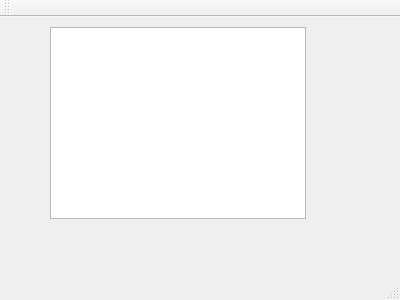
First picture: the form in trikTelemetry/mainwindow.ui, repository qreal/tools, before the edit.
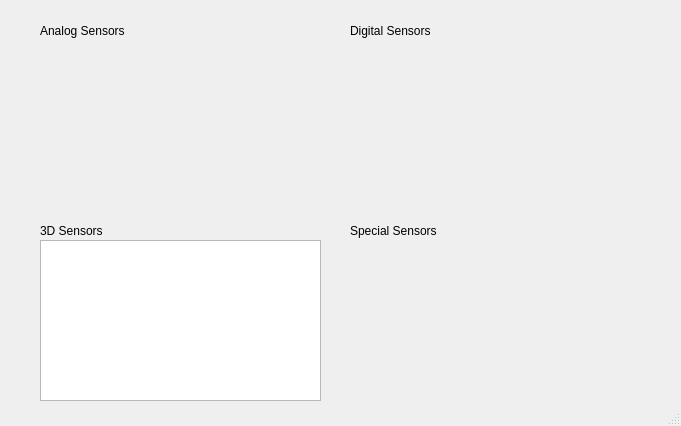
Second picture: the form after the edit. Custom widgets are drawn as their Qt base class.

Commit message: displaying values in table widgets

Diff of the .ui file:
```diff
--- a/trikTelemetry/mainwindow.ui
+++ b/trikTelemetry/mainwindow.ui
@@ -6,46 +6,118 @@
    <rect>
     <x>0</x>
     <y>0</y>
-    <width>400</width>
-    <height>300</height>
+    <width>681</width>
+    <height>426</height>
    </rect>
   </property>
   <property name="windowTitle">
    <string>MainWindow</string>
   </property>
   <widget class="QWidget" name="centralWidget">
-   <widget class="QTextBrowser" name="values">
+   <widget class="QLabel" name="analogSensorsLabel">
     <property name="geometry">
      <rect>
-      <x>50</x>
-      <y>10</y>
-      <width>256</width>
-      <height>192</height>
+      <x>40</x>
+      <y>20</y>
+      <width>151</width>
+      <height>21</height>
      </rect>
     </property>
+    <property name="text">
+     <string>Analog Sensors</string>
+    </property>
    </widget>
-  </widget>
-  <widget class="QMenuBar" name="menuBar">
-   <property name="geometry">
-    <rect>
-     <x>0</x>
-     <y>0</y>
-     <width>400</width>
-     <height>19</height>
-    </rect>
-   </property>
-  </widget>
-  <widget class="QToolBar" name="mainToolBar">
-   <attribute name="toolBarArea">
-    <enum>TopToolBarArea</enum>
-   </attribute>
-   <attribute name="toolBarBreak">
-    <bool>false</bool>
-   </attribute>
+   <widget class="QLabel" name="digitalSensorsLabel">
+    <property name="geometry">
+     <rect>
+      <x>350</x>
+      <y>20</y>
+      <width>151</width>
+      <height>21</height>
+     </rect>
+    </property>
+    <property name="text">
+     <string>Digital Sensors</string>
+    </property>
+   </widget>
+   <widget class="QLabel" name="sensors3dLabel">
+    <property name="geometry">
+     <rect>
+      <x>40</x>
+      <y>220</y>
+      <width>151</width>
+      <height>21</height>
+     </rect>
+    </property>
+    <property name="text">
+     <string>3D Sensors</string>
+    </property>
+   </widget>
+   <widget class="QLabel" name="specialSensorsLabel">
+    <property name="geometry">
+     <rect>
+      <x>350</x>
+      <y>220</y>
+      <width>151</width>
+      <height>21</height>
+     </rect>
+    </property>
+    <property name="text">
+     <string>Special Sensors</string>
+    </property>
+   </widget>
+   <widget class="SensorsList" name="analogSensors" native="true">
+    <property name="geometry">
+     <rect>
+      <x>40</x>
+      <y>40</y>
+      <width>281</width>
+      <height>171</height>
+     </rect>
+    </property>
+   </widget>
+   <widget class="SensorsList" name="digitalSensors" native="true">
+    <property name="geometry">
+     <rect>
+      <x>350</x>
+      <y>40</y>
+      <width>291</width>
+      <height>171</height>
+     </rect>
+    </property>
+   </widget>
+   <widget class="SensorsList" name="specialSensors" native="true">
+    <property name="geometry">
+     <rect>
+      <x>350</x>
+      <y>240</y>
+      <width>291</width>
+      <height>161</height>
+     </rect>
+    </property>
+   </widget>
+   <widget class="QTableWidget" name="sensors3d">
+    <property name="geometry">
+     <rect>
+      <x>40</x>
+      <y>240</y>
+      <width>281</width>
+      <height>161</height>
+     </rect>
+    </property>
+   </widget>
   </widget>
   <widget class="QStatusBar" name="statusBar"/>
  </widget>
  <layoutdefault spacing="6" margin="11"/>
+ <customwidgets>
+  <customwidget>
+   <class>SensorsList</class>
+   <extends>QWidget</extends>
+   <header>sensorsList.h</header>
+   <container>1</container>
+  </customwidget>
+ </customwidgets>
  <resources/>
  <connections/>
 </ui>
```
The commit also changes 10 other files.
